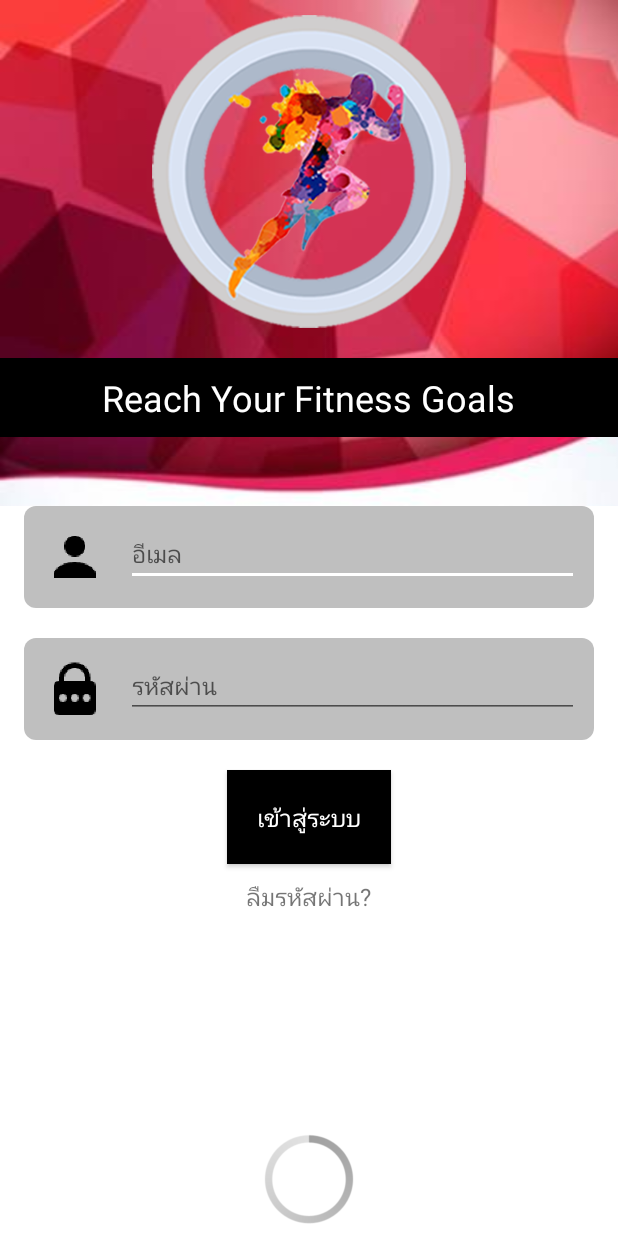
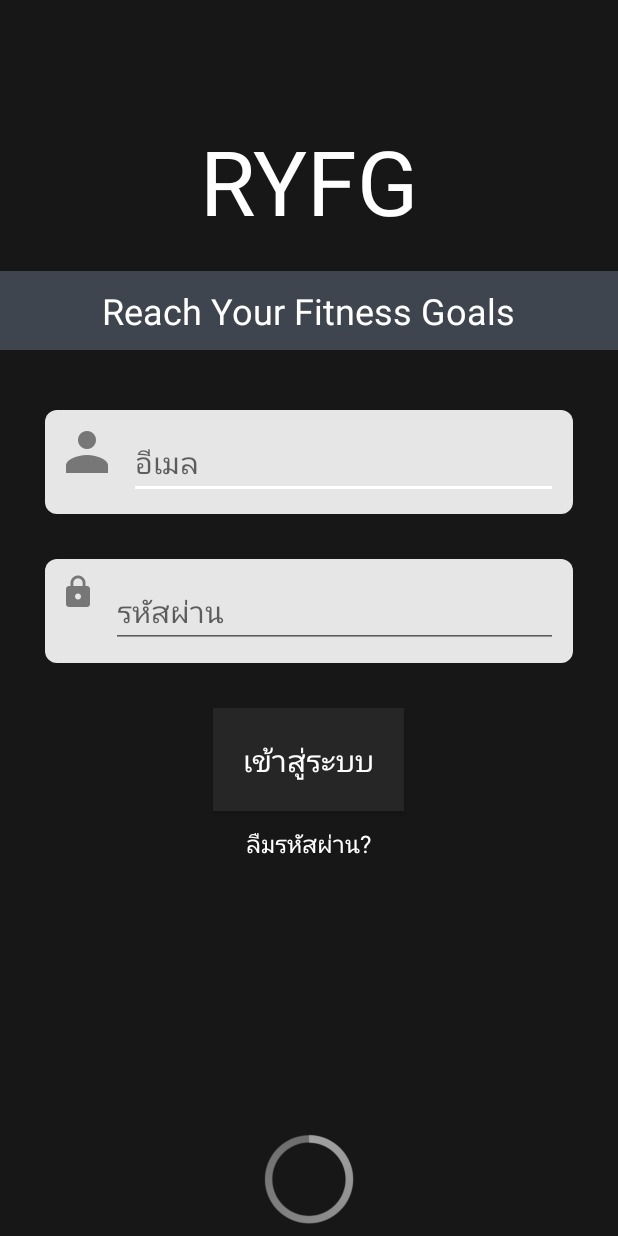
Before and after one commit to mataskuntipalo/RYFG, an Android app: the layout activity_login.xml on its own in the app's theme, with its tools: preview values and no code run, on a phone screen of 412 x 824 dp. Run offline under Robolectric (Android 15) with nearby library versions, the phone set to English and light mode, and no system bars; network calls fail.

Commit message:
edit UI Login

```diff
--- a/ReachYourFitnessGoals_Mobile/app/src/main/res/drawable/edittext_conner.xml
+++ b/ReachYourFitnessGoals_Mobile/app/src/main/res/drawable/edittext_conner.xml
@@ -1,7 +1,7 @@
 <?xml version="1.0" encoding="utf-8"?>
 <!--  res/drawable/rounded_edittext.xml -->
 <shape xmlns:android="http://schemas.android.com/apk/res/android">
-    <solid android:color="#8888"/>
+    <solid android:color="#E7E6E6"/>
     <corners
         android:bottomRightRadius="8dp"
         android:bottomLeftRadius="8dp"
--- a/ReachYourFitnessGoals_Mobile/app/src/main/res/layout/activity_login.xml
+++ b/ReachYourFitnessGoals_Mobile/app/src/main/res/layout/activity_login.xml
@@ -7,49 +7,8 @@
     android:layout_width="match_parent"
     android:layout_height="match_parent"
     tools:ignore="MissingPrefix"
-    android:background="@color/colorWhite"
+    android:background="@color/colorBG"
     tools:context="com.finalproject.reachyourfitnessgoals.activity.LoginActivity">
-
-
-
-    <RelativeLayout
-        android:layout_width="match_parent"
-        android:layout_height="wrap_content"
-        android:background="@drawable/picback"
-        android:layout_centerHorizontal="true"
-        android:id="@+id/logo">
-
-        <ImageView
-            android:layout_width="wrap_content"
-            android:layout_height="wrap_content"
-            android:src="@drawable/ic_logo"
-            android:layout_centerHorizontal="true"
-            android:layout_marginRight="10dp"
-            android:layout_marginTop="10dp"
-            android:id="@+id/pic_logo"/>
-
-        <RelativeLayout
-            android:layout_width="match_parent"
-            android:layout_height="wrap_content"
-            android:background="@color/colorBlack"
-            android:layout_marginTop="20dp"
-            android:layout_below="@+id/pic_logo"
-            android:padding="10dp">
-
-            <TextView
-                android:layout_width="wrap_content"
-                android:layout_height="wrap_content"
-                android:layout_centerHorizontal="true"
-                android:textColor="@color/colorWhite"
-                android:textSize="24dp"
-                android:text="Reach Your Fitness Goals"
-
-                />
-
-        </RelativeLayout>
-
-    </RelativeLayout>
-
 
 
     <RelativeLayout
@@ -74,7 +33,7 @@
         <ImageView
             android:layout_width="wrap_content"
             android:layout_height="wrap_content"
-            android:src="@mipmap/ic_username"
+            android:src="@drawable/ic_username"
             android:layout_marginRight="10dp"
             android:id="@+id/iconUser"/>
 
@@ -107,9 +66,10 @@
         <ImageView
             android:layout_width="wrap_content"
             android:layout_height="wrap_content"
-            android:src="@mipmap/ic_pass"
+            android:src="@drawable/ic_pass"
             android:layout_marginRight="10dp"
             android:id="@+id/iconPass"/>
+
 
         <EditText
             android:layout_width="match_parent"
@@ -129,7 +89,7 @@
         android:textSize="@dimen/default_text"
         android:text="เข้าสู่ระบบ"
         android:textColor="@color/colorWhite"
-        android:background="@color/colorBlack"
+        android:background="@color/colorฺฺGley"
         android:layout_centerHorizontal="true"
         android:visibility="gone"
         tools:visibility="visible"
@@ -141,6 +101,7 @@
         android:layout_height="wrap_content"
         android:text="ลืมรหัสผ่าน?"
         android:textSize="16dp"
+        android:textColor="@color/colorWhite"
         android:layout_centerHorizontal="true"
         android:layout_below="@id/loginButton"
         android:layout_marginTop="10dp"
@@ -160,4 +121,46 @@
         android:visibility="visible"
         tools:visibility="visible"/>
 
+    <RelativeLayout
+        android:layout_width="wrap_content"
+        android:layout_height="wrap_content"
+        android:id="@+id/logo"
+        android:layout_alignParentTop="true"
+        android:layout_alignParentLeft="true"
+        android:layout_alignParentStart="true">
+
+        <RelativeLayout
+            android:layout_width="match_parent"
+            android:layout_height="wrap_content"
+            android:background="@color/colorฺฺBlueDark"
+            android:layout_marginTop="20dp"
+            android:layout_marginBottom="40dp"
+            android:layout_below="@+id/logotext"
+            android:padding="10dp">
+
+            <TextView
+                android:layout_width="wrap_content"
+                android:layout_height="wrap_content"
+                android:layout_centerHorizontal="true"
+                android:textColor="@color/colorWhite"
+                android:textSize="24dp"
+                android:text="Reach Your Fitness Goals"
+
+                />
+
+        </RelativeLayout>
+
+        <TextView
+            android:layout_width="wrap_content"
+            android:layout_height="wrap_content"
+            android:layout_centerHorizontal="true"
+            android:textColor="@color/colorWhite"
+            android:layout_marginTop="80dp"
+            android:textSize="60dp"
+            android:text="RYFG"
+            android:id="@+id/logotext"
+            />
+
+    </RelativeLayout>
+
 </RelativeLayout>
--- a/ReachYourFitnessGoals_Mobile/app/src/main/res/values/colors.xml
+++ b/ReachYourFitnessGoals_Mobile/app/src/main/res/values/colors.xml
@@ -7,6 +7,10 @@
     <color name="colorBlack">#000000</color>
     <color name="colorDefault_Background">#fff3f3f3</color>
     <color name="colorRed">#ff0000</color>
+    <color name="colorBG">#181717</color>
+    <color name="colorฺฺBlueDark">#3F454E</color>
+    <color name="colorฺฺGley">#262626</color>
+
     <color name="colorBackground_transparent">#00000000</color>
 
 </resources>
--- a/ReachYourFitnessGoals_Mobile/app/src/main/res/values/dimens.xml
+++ b/ReachYourFitnessGoals_Mobile/app/src/main/res/values/dimens.xml
@@ -1,12 +1,12 @@
 <resources>
     <!-- Default screen margins, per the Android Design guidelines. -->
-    <dimen name="activity_horizontal_margin">16dp</dimen>
+    <dimen name="activity_horizontal_margin">30dp</dimen>
     <dimen name="activity_vertical_margin">16dp</dimen>
-    <dimen name="default_text">16sp</dimen>
+    <dimen name="default_text">20sp</dimen>
     <dimen name="big_text_20">20sp</dimen>
     <dimen name="default_padding">16dp</dimen>
     <dimen name="topic_text">22sp</dimen>
-    <dimen name="bottom_margin">20dp</dimen>
+    <dimen name="bottom_margin">30dp</dimen>
 
     <dimen name="text_size_extra_small">10sp</dimen>
     <dimen name="text_size_small">12sp</dimen>
```
Also changed, not shown: ReachYourFitnessGoals_Mobile/app/src/main/ic_username (72x72).jpg (added), ReachYourFitnessGoals_Mobile/app/src/main/ic_username.png (added), ReachYourFitnessGoals_Mobile/app/src/main/res/drawable-hdpi/ic_pass.png (added), ReachYourFitnessGoals_Mobile/app/src/main/res/drawable-hdpi/ic_username.png (added), ReachYourFitnessGoals_Mobile/app/src/main/res/drawable-mdpi/ic_pass.png (added), ReachYourFitnessGoals_Mobile/app/src/main/res/drawable-mdpi/ic_username.png (added), ReachYourFitnessGoals_Mobile/app/src/main/res/drawable-xhdpi/ic_pass.png (added), ReachYourFitnessGoals_Mobile/app/src/main/res/drawable-xhdpi/ic_username.png (added), ReachYourFitnessGoals_Mobile/app/src/main/res/drawable-xxhdpi/ic_pass.png (added), ReachYourFitnessGoals_Mobile/app/src/main/res/drawable-xxhdpi/ic_username.png (added), ReachYourFitnessGoals_Mobile/app/src/main/res/drawable-xxxhdpi/ic_pass.png (added), ReachYourFitnessGoals_Mobile/app/src/main/res/drawable-xxxhdpi/ic_username.png (added).
